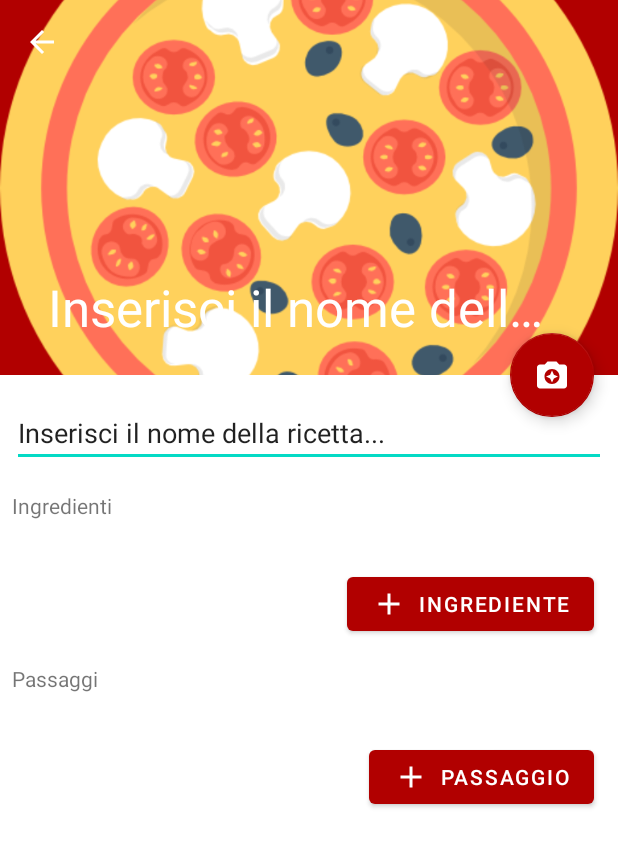
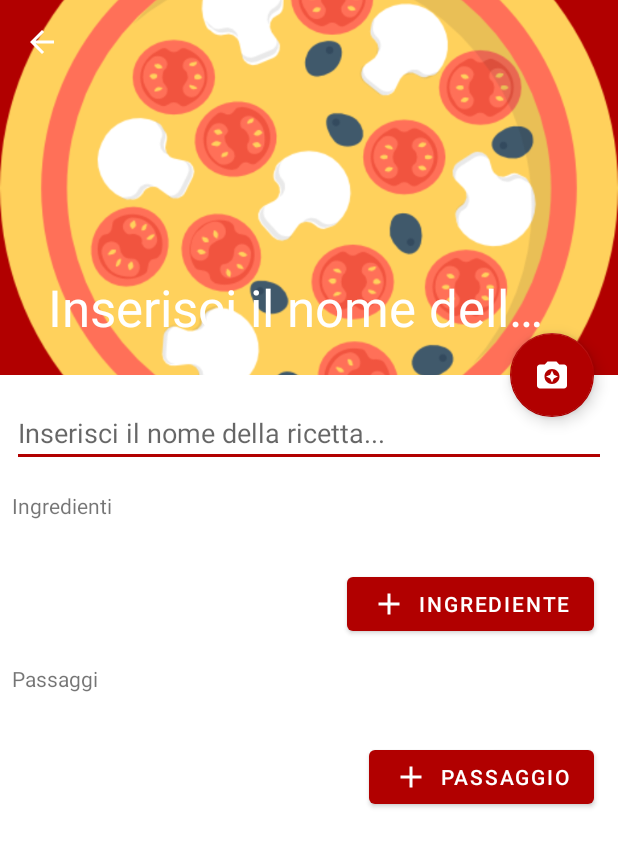
Before and after one commit to SpykeyRev/KnifeAndSpoon, an Android app: the InsertRicettaActivity screen opened directly, with no data from a screen before it, on a phone screen of 412 x 824 dp. Shown: the top 847 px of the screen. Run offline under Robolectric (Android 15) with nearby library versions, the phone set to English and light mode, and no system bars.

Commit message:
Ritorno dell'ordine nell'onCreate() di insertRicettaActivity. Aggiunte animazioni e impostazioni grafiche nell'editText titolo in insertRicetta

```diff
--- a/app/src/main/java/com/digiolaba/knifeandspoon/View/InsertRicettaActivity.java
+++ b/app/src/main/java/com/digiolaba/knifeandspoon/View/InsertRicettaActivity.java
@@ -10,6 +10,7 @@ import android.content.pm.ResolveInfo;
 import android.database.Cursor;
 import android.graphics.Bitmap;
 import android.graphics.BitmapFactory;
+import android.graphics.PorterDuff;
 import android.net.Uri;
 import android.os.Bundle;
 
@@ -22,12 +23,15 @@ import androidx.annotation.NonNull;
 import androidx.appcompat.app.AlertDialog;
 import androidx.appcompat.app.AppCompatActivity;
 import androidx.appcompat.widget.Toolbar;
+import androidx.core.content.ContextCompat;
 
 import android.provider.MediaStore;
 import android.text.Editable;
 import android.text.TextWatcher;
 import android.view.MenuItem;
 import android.view.View;
+import android.view.animation.Animation;
+import android.view.animation.AnimationUtils;
 import android.widget.EditText;
 import android.widget.ImageView;
 
@@ -48,8 +52,8 @@ public class InsertRicettaActivity extends AppCompatActivity {
     private CollapsingToolbarLayout collapsingToolbarLayout;
     private ImageView img_piatto;
     private EditText etTitolo;
-
-
+    private FloatingActionButton fab_foto;
+    private Boolean textOK=false;
 
     @Override
     protected void onCreate(Bundle savedInstanceState) {
@@ -58,12 +62,19 @@ public class InsertRicettaActivity extends AppCompatActivity {
         toolbar = (Toolbar) findViewById(R.id.toolbar);
         setSupportActionBar(toolbar);
         collapsingToolbarLayout=(CollapsingToolbarLayout)findViewById(R.id.toolbar_layout_ins);
-        final FloatingActionButton fab_foto = (FloatingActionButton) findViewById(R.id.fab_ins_foto);
+        fab_foto = (FloatingActionButton) findViewById(R.id.fab_ins_foto);
         img_piatto=(ImageView)findViewById(R.id.img_piatto);
         etTitolo=(EditText)findViewById(R.id.etTitolo);
         Objects.requireNonNull(getSupportActionBar()).setDisplayHomeAsUpEnabled(true);
         getSupportActionBar().setDisplayShowHomeEnabled(true);
+        snackForInfoPhoto();
+        checkPermissionAndPhoto();
+        changeToolbatTitle();
+        notifyUserifTitoloNotCorrect();
+    }
 
+    void snackForInfoPhoto()
+    {
         fab_foto.setOnLongClickListener(new View.OnLongClickListener() {
             @Override
             public boolean onLongClick(View v) {
@@ -71,12 +82,17 @@ public class InsertRicettaActivity extends AppCompatActivity {
                 return false;
             }
         });
+    }
+
+    private void checkPermissionAndPhoto()
+    {
         fab_foto.setOnClickListener(new View.OnClickListener() {
             @Override
             public void onClick(View v) {
                 permissions.add(Manifest.permission.CAMERA);
                 permissions.add(Manifest.permission.WRITE_EXTERNAL_STORAGE);
                 permissions.add(Manifest.permission.READ_EXTERNAL_STORAGE);
+                permissions.add(Manifest.permission.INTERNET);
                 permissionsToRequest = findUnaskedPermissions(permissions);
                 if(permissionsToRequest.size() > 0)
                 {
@@ -88,28 +104,6 @@ public class InsertRicettaActivity extends AppCompatActivity {
                 }
             }
         });
-
-        //Dont forget to find your CoolapsingLayout first :)
-
-        etTitolo.addTextChangedListener(new TextWatcher() {
-            @Override
-            public void beforeTextChanged(CharSequence s, int start, int count, int after) {
-
-            }
-
-            @Override
-            public void onTextChanged(CharSequence s, int start, int before, int count) {
-                collapsingToolbarLayout.setTitle(etTitolo.getText().toString());
-            }
-
-            @Override
-            public void afterTextChanged(Editable s) {
-
-            }
-        });
-
-
-
     }
 
     private void selectImage(Context context) {
@@ -205,12 +199,51 @@ public class InsertRicettaActivity extends AppCompatActivity {
                    Utils.errorDialog(this,R.string.error_not_all_permissions,R.string.error_ok);
                 }
             }
-            else {
-
-            }
         }
     }
 
+    private void changeToolbatTitle()
+    {
+        etTitolo.addTextChangedListener(new TextWatcher() {
+            @Override
+            public void beforeTextChanged(CharSequence s, int start, int count, int after) {
 
+            }
+            @Override
+            public void onTextChanged(CharSequence s, int start, int before, int count) {
+                if(etTitolo.getText().toString().length()==0||(etTitolo.getText().toString().contains(" ")&&(etTitolo.getText().toString().startsWith(" ")&&etTitolo.getText().toString().endsWith(" "))))
+                {
+                    collapsingToolbarLayout.setTitle(getResources().getString(R.string.title_activity_insert_ricetta));
+                    textOK=false;
+                }
+                else
+                {
+                    collapsingToolbarLayout.setTitle(etTitolo.getText().toString());
+                    textOK=true;
+                }
+            }
+            @Override
+            public void afterTextChanged(Editable s) {
+            }
+        });
+    }
+
+    void notifyUserifTitoloNotCorrect()
+    {
+        etTitolo.setOnFocusChangeListener(new View.OnFocusChangeListener() {
+            @Override
+            public void onFocusChange(View v, boolean hasFocus) {
+                if(!hasFocus)
+                {
+                    if(!textOK)
+                    {
+                        Animation shake = AnimationUtils.loadAnimation(InsertRicettaActivity.this, R.anim.shake);
+                        etTitolo.startAnimation(shake);
+                        etTitolo.setHintTextColor(ContextCompat.getColor(InsertRicettaActivity.this,R.color.colorPrimary));
+                    }
+                }
+            }
+        });
+    }
 
 }
--- a/app/src/main/java/com/digiolaba/knifeandspoon/View/MainActivity.java
+++ b/app/src/main/java/com/digiolaba/knifeandspoon/View/MainActivity.java
@@ -4,7 +4,6 @@ import androidx.annotation.NonNull;
 import androidx.appcompat.app.AppCompatActivity;
 import androidx.coordinatorlayout.widget.CoordinatorLayout;
 
-import android.content.ClipData;
 import android.content.Context;
 import android.content.Intent;
 import android.os.Bundle;
@@ -160,6 +159,10 @@ public class MainActivity extends AppCompatActivity {
             }
         });
 
+
+
+
+
         fab_main.setOnLongClickListener(new View.OnLongClickListener() {
             @Override
             public boolean onLongClick(View v) {
@@ -185,6 +188,7 @@ public class MainActivity extends AppCompatActivity {
             @Override
             public boolean onLongClick(View v) {
                 Utils.showSnackbar(coordinatorLayout,getResources().getString(R.string.settings));
+
                 return false;
             }
         });
--- /dev/null
+++ b/app/src/main/res/anim/cycle_7.xml
@@ -0,0 +1,2 @@
+<?xml version="1.0" encoding="utf-8"?>
+<cycleInterpolator xmlns:android="http://schemas.android.com/apk/res/android" android:cycles="7" />
--- a/app/src/main/res/anim/fab_jump.xml
+++ /dev/null
@@ -1,6 +0,0 @@
-<?xml version="1.0" encoding="utf-8"?>
-<set xmlns:android="http://schemas.android.com/apk/res/android"
-    android:fillAfter="true">
-    <translate android:fromYDelta="0%" android:toYDelta="-50%"></translate>
-
-</set>
--- /dev/null
+++ b/app/src/main/res/anim/shake.xml
@@ -0,0 +1,4 @@
+<?xml version="1.0" encoding="utf-8"?>
+<translate xmlns:android="http://schemas.android.com/apk/res/android"
+    android:fromXDelta="0" android:toXDelta="10" android:duration="1000"
+    android:interpolator="@anim/cycle_7" />
--- a/app/src/main/res/layout/activity_main.xml
+++ b/app/src/main/res/layout/activity_main.xml
@@ -125,7 +125,8 @@
         android:layout_width="match_parent"
         android:id="@+id/coordinateLayout"
         android:orientation="vertical"
-        android:layout_height="match_parent">
+        android:layout_height="match_parent"
+        tools:context=".View.MainActivity">
 
 
         <com.google.android.material.floatingactionbutton.FloatingActionButton
--- a/app/src/main/res/layout/content_insert_ricetta.xml
+++ b/app/src/main/res/layout/content_insert_ricetta.xml
@@ -17,13 +17,15 @@
             android:id="@+id/etTitolo"
             android:layout_width="match_parent"
             android:layout_height="wrap_content"
-            android:ems="10"
-            android:inputType="textPersonName"
             android:layout_marginLeft="8dp"
+            android:layout_marginTop="16dp"
             android:layout_marginRight="8dp"
             android:layout_marginBottom="16dp"
-            android:layout_marginTop="16dp"
-            android:text="@string/title_activity_insert_ricetta" />
+            android:backgroundTint="@color/colorPrimary"
+            android:ems="10"
+            android:hint="@string/title_activity_insert_ricetta"
+            android:inputType="textPersonName"
+            android:maxLength="30" />
 
         <TextView
             android:id="@+id/textView6"
```
